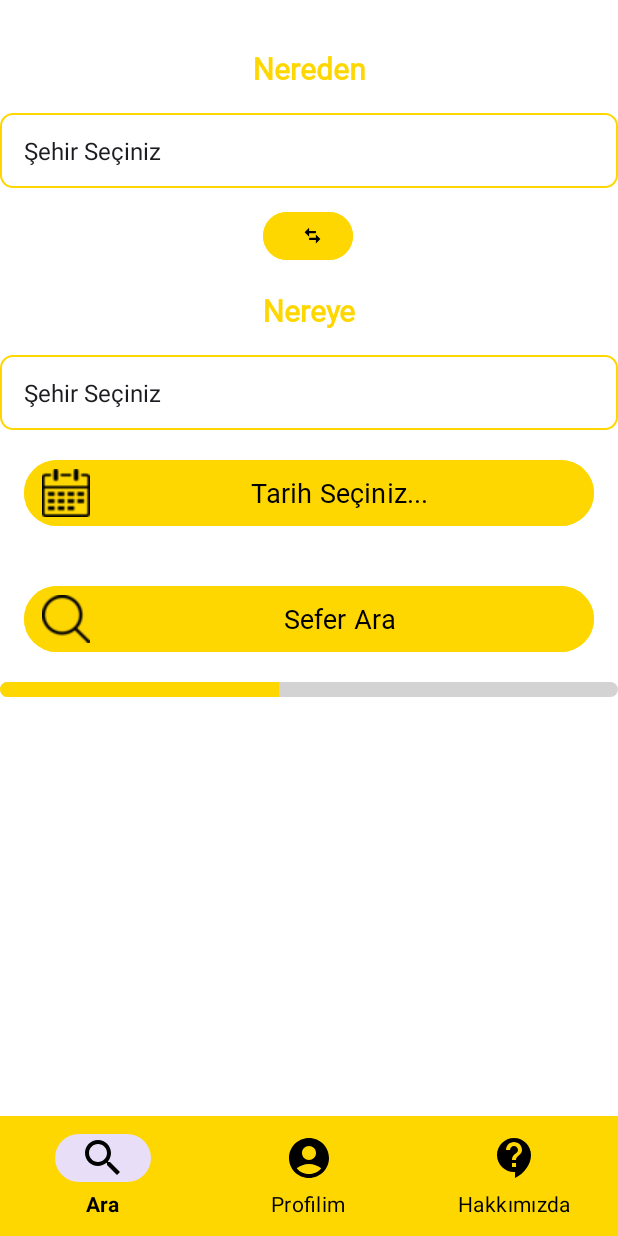
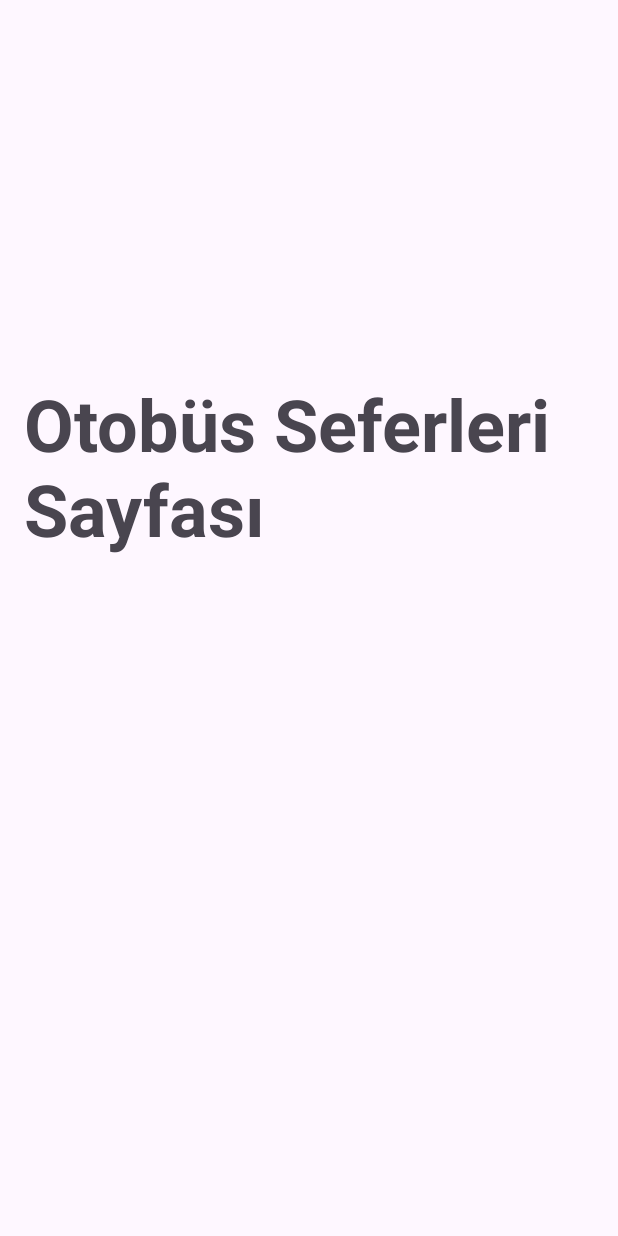
Before and after one commit to mehmetortk/SeyahatKolayMobileApp, an Android app: the TicketFragment screen opened directly, with no data from a screen before it, after a tap on "Sefer Ara", on a phone screen of 412 x 824 dp. Run offline under Robolectric (Android 15) with nearby library versions, the phone set to English and light mode, and no system bars.

Commit message:
new design added

```diff
--- a/app/src/main/java/com/example/seyahatkolaymobileapp/TicketFragment.kt
+++ b/app/src/main/java/com/example/seyahatkolaymobileapp/TicketFragment.kt
@@ -48,11 +48,9 @@ class TicketFragment : Fragment() {
         btnDateTimePicker = view.findViewById(R.id.btnDateTimePicker)
         btnChangeDirection = view.findViewById(R.id.btnChangeDirection)
         spinner1 = view.findViewById(R.id.spinner1)
+        spinner2 = view.findViewById(R.id.spinner2)
+        searchButton = view.findViewById(R.id.searchButton)
         handler = Handler()
-        spinner2 = view.findViewById(R.id.spinner2)
-
-        searchButton = view.findViewById(R.id.searchButton)
-
 
         filteredSehirler = ArrayList(sehirler.asList())
 
@@ -95,6 +93,8 @@ class TicketFragment : Fragment() {
         searchButton.setOnClickListener {
             progressBar.visibility = View.VISIBLE
             startProgressBar()
+            val intent = Intent(context, BusActivity::class.java)
+            startActivity(intent)
         }
 
         spinner1.onItemSelectedListener = object : AdapterView.OnItemSelectedListener {
@@ -148,8 +148,9 @@ class TicketFragment : Fragment() {
         private val filteredList = ArrayList(objects)
 
         override fun getCount(): Int {
-            return filteredList.size
+            return if (filteredList.size > 7) 7 else filteredList.size
         }
+
 
         override fun getItem(position: Int): String? {
             return filteredList[position]
--- a/app/src/main/res/layout/spinner_search_layout.xml
+++ b/app/src/main/res/layout/spinner_search_layout.xml
@@ -14,7 +14,9 @@
             android:iconifiedByDefault="false"
             android:background="?attr/selectableItemBackground"
             android:layout_gravity="center"
-            android:layout_margin="5dp" />
+            android:layout_margin="5dp"
+
+            />
 
 
 </LinearLayout>
```
